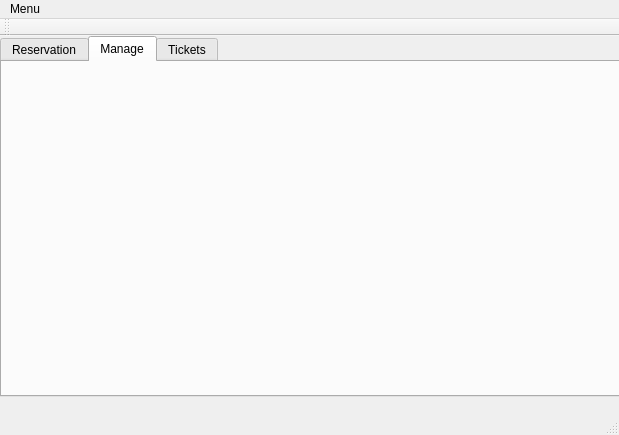
First picture: the form in mainwindow.ui, repository ahmedsadman/bus-reservation-system, before the edit.
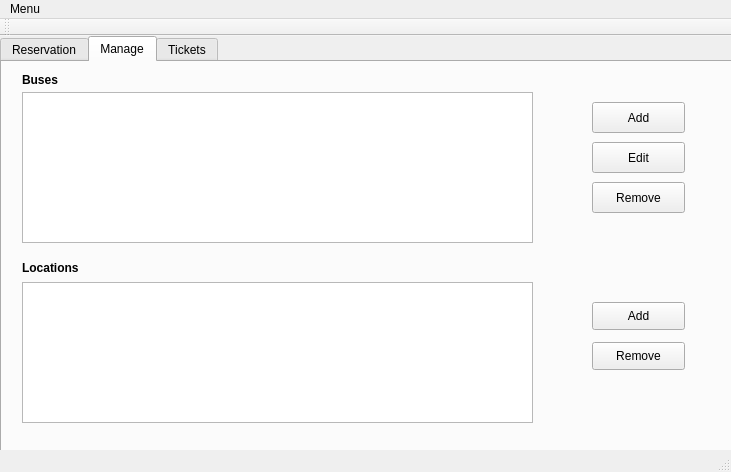
Second picture: the form after the edit. The open tabs and pages were chosen to show the change.

Commit message: basic ui complete

Diff of the .ui file:
```diff
--- a/mainwindow.ui
+++ b/mainwindow.ui
@@ -6,8 +6,8 @@
    <rect>
     <x>0</x>
     <y>0</y>
-    <width>619</width>
-    <height>435</height>
+    <width>731</width>
+    <height>472</height>
    </rect>
   </property>
   <property name="windowTitle">
@@ -19,10 +19,15 @@
      <rect>
       <x>0</x>
       <y>0</y>
-      <width>621</width>
-      <height>361</height>
+      <width>741</width>
+      <height>451</height>
      </rect>
     </property>
+    <property name="font">
+     <font>
+      <pointsize>9</pointsize>
+     </font>
+    </property>
     <property name="currentIndex">
      <number>0</number>
     </property>
@@ -198,6 +203,141 @@
      <attribute name="title">
       <string>Manage</string>
      </attribute>
+     <widget class="QTableWidget" name="tableWidget">
+      <property name="geometry">
+       <rect>
+        <x>20</x>
+        <y>30</y>
+        <width>511</width>
+        <height>151</height>
+       </rect>
+      </property>
+     </widget>
+     <widget class="QLabel" name="label_5">
+      <property name="geometry">
+       <rect>
+        <x>20</x>
+        <y>10</y>
+        <width>55</width>
+        <height>16</height>
+       </rect>
+      </property>
+      <property name="font">
+       <font>
+        <family>Segoe UI</family>
+        <weight>75</weight>
+        <bold>true</bold>
+       </font>
+      </property>
+      <property name="text">
+       <string>Buses</string>
+      </property>
+     </widget>
+     <widget class="QPushButton" name="btnAdd_bus">
+      <property name="geometry">
+       <rect>
+        <x>590</x>
+        <y>40</y>
+        <width>93</width>
+        <height>31</height>
+       </rect>
+      </property>
+      <property name="font">
+       <font>
+        <pointsize>9</pointsize>
+       </font>
+      </property>
+      <property name="text">
+       <string>Add</string>
+      </property>
+     </widget>
+     <widget class="QPushButton" name="btnEdit_bus">
+      <property name="geometry">
+       <rect>
+        <x>590</x>
+        <y>80</y>
+        <width>93</width>
+        <height>31</height>
+       </rect>
+      </property>
+      <property name="font">
+       <font>
+        <pointsize>9</pointsize>
+       </font>
+      </property>
+      <property name="text">
+       <string>Edit</string>
+      </property>
+     </widget>
+     <widget class="QPushButton" name="btnRemove_bus">
+      <property name="geometry">
+       <rect>
+        <x>590</x>
+        <y>120</y>
+        <width>93</width>
+        <height>31</height>
+       </rect>
+      </property>
+      <property name="text">
+       <string>Remove</string>
+      </property>
+     </widget>
+     <widget class="QTableWidget" name="tableWidget_3">
+      <property name="geometry">
+       <rect>
+        <x>20</x>
+        <y>220</y>
+        <width>511</width>
+        <height>141</height>
+       </rect>
+      </property>
+     </widget>
+     <widget class="QLabel" name="label_8">
+      <property name="geometry">
+       <rect>
+        <x>20</x>
+        <y>195</y>
+        <width>81</width>
+        <height>21</height>
+       </rect>
+      </property>
+      <property name="font">
+       <font>
+        <family>Segoe UI</family>
+        <weight>75</weight>
+        <bold>true</bold>
+       </font>
+      </property>
+      <property name="text">
+       <string>Locations</string>
+      </property>
+     </widget>
+     <widget class="QPushButton" name="btnAdd_loc">
+      <property name="geometry">
+       <rect>
+        <x>590</x>
+        <y>240</y>
+        <width>93</width>
+        <height>28</height>
+       </rect>
+      </property>
+      <property name="text">
+       <string>Add</string>
+      </property>
+     </widget>
+     <widget class="QPushButton" name="btnRemove_loc">
+      <property name="geometry">
+       <rect>
+        <x>590</x>
+        <y>280</y>
+        <width>93</width>
+        <height>28</height>
+       </rect>
+      </property>
+      <property name="text">
+       <string>Remove</string>
+      </property>
+     </widget>
     </widget>
     <widget class="QWidget" name="tab_3">
      <attribute name="title">
@@ -211,7 +351,7 @@
     <rect>
      <x>0</x>
      <y>0</y>
-     <width>619</width>
+     <width>731</width>
      <height>26</height>
     </rect>
    </property>
```
Left out of the diff: 119 changed lines with no effect on the pictures. The commit also changes 3 other files.
